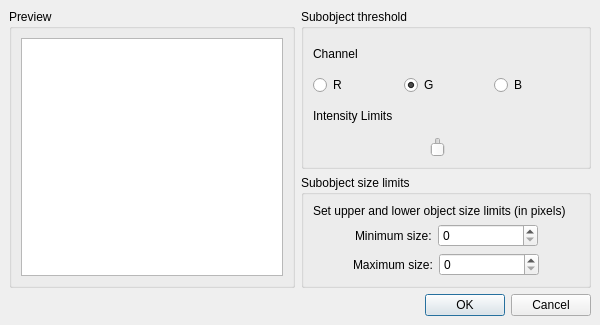
Old version of the form AnalysisPlugins/ui/size.ui in the repository erikor/Imagine.
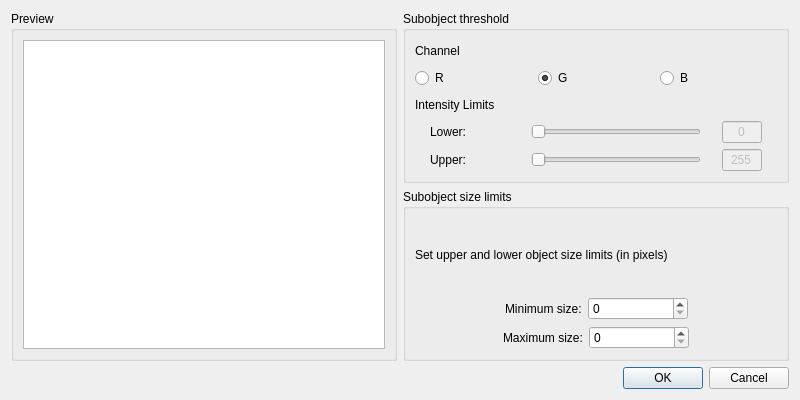
New version of the form. Custom widgets are drawn as their Qt base class.

Commit message: Removed all references to doubleslider and replaced the doublesliders with two sliders as double slider was very buggy, esp on OS X.

Patch:
```diff
--- a/AnalysisPlugins/ui/size.ui
+++ b/AnalysisPlugins/ui/size.ui
@@ -1,44 +1,32 @@
 <ui version="4.0" >
  <class>Dialog</class>
- <widget class="QDialog" name="Dialog" >
-  <property name="geometry" >
+ <widget class="QDialog" name="Dialog">
+  <property name="geometry">
    <rect>
     <x>0</x>
     <y>0</y>
-    <width>600</width>
-    <height>325</height>
+    <width>800</width>
+    <height>400</height>
    </rect>
   </property>
-  <property name="minimumSize" >
+  <property name="minimumSize">
    <size>
-    <width>600</width>
-    <height>325</height>
+    <width>800</width>
+    <height>400</height>
    </size>
   </property>
-  <property name="maximumSize" >
+  <property name="maximumSize">
    <size>
-    <width>600</width>
-    <height>325</height>
+    <width>800</width>
+    <height>600</height>
    </size>
   </property>
   <property name="windowTitle" >
    <string>Object size limits</string>
   </property>
-  <layout class="QVBoxLayout" >
-   <property name="margin" >
-    <number>9</number>
-   </property>
-   <property name="spacing" >
-    <number>6</number>
-   </property>
+  <layout class="QVBoxLayout">
    <item>
-    <layout class="QHBoxLayout" >
-     <property name="margin" >
-      <number>0</number>
-     </property>
-     <property name="spacing" >
-      <number>6</number>
-     </property>
+    <layout class="QHBoxLayout">
      <item>
       <widget class="QGroupBox" name="groupBox" >
        <property name="minimumSize" >
@@ -50,13 +38,7 @@
        <property name="title" >
         <string>Preview</string>
        </property>
-       <layout class="QVBoxLayout" >
-        <property name="margin" >
-         <number>9</number>
-        </property>
-        <property name="spacing" >
-         <number>6</number>
-        </property>
+       <layout class="QVBoxLayout">
         <item>
          <widget class="QGraphicsView" name="preview" />
         </item>
@@ -64,50 +46,32 @@
       </widget>
      </item>
      <item>
-      <layout class="QVBoxLayout" >
-       <property name="margin" >
-        <number>0</number>
-       </property>
-       <property name="spacing" >
-        <number>6</number>
-       </property>
+      <layout class="QVBoxLayout">
        <item>
         <widget class="QGroupBox" name="groupBox_2" >
          <property name="title" >
           <string>Subobject threshold</string>
          </property>
-         <layout class="QVBoxLayout" >
-          <property name="margin" >
-           <number>9</number>
-          </property>
-          <property name="spacing" >
-           <number>6</number>
-          </property>
+         <layout class="QVBoxLayout" name="verticalLayout">
           <item>
-           <widget class="QLabel" name="label_4" >
-            <property name="text" >
+           <widget class="QLabel" name="label_4">
+            <property name="text">
              <string>Channel</string>
             </property>
            </widget>
           </item>
           <item>
-           <layout class="QHBoxLayout" >
-            <property name="margin" >
-             <number>0</number>
-            </property>
-            <property name="spacing" >
-             <number>6</number>
-            </property>
+           <layout class="QHBoxLayout">
             <item>
-             <widget class="QRadioButton" name="Red" >
-              <property name="text" >
+             <widget class="QRadioButton" name="Red">
+              <property name="text">
                <string>R</string>
               </property>
              </widget>
             </item>
             <item>
-             <widget class="QRadioButton" name="Green" >
-              <property name="text" >
+             <widget class="QRadioButton" name="Green">
+              <property name="text">
                <string>G</string>
               </property>
               <property name="checked" >
@@ -116,8 +80,8 @@
              </widget>
             </item>
             <item>
-             <widget class="QRadioButton" name="Blue" >
-              <property name="text" >
+             <widget class="QRadioButton" name="Blue">
+              <property name="text">
                <string>B</string>
               </property>
              </widget>
@@ -125,36 +89,157 @@
            </layout>
           </item>
           <item>
-           <widget class="QLabel" name="label_5" >
-            <property name="text" >
+           <widget class="QLabel" name="label_5">
+            <property name="text">
              <string>Intensity Limits</string>
             </property>
            </widget>
           </item>
           <item>
-           <widget class="DoubleSlider" name="thresholdSlider" >
-            <property name="minimumSize" >
-             <size>
-              <width>250</width>
-              <height>20</height>
-             </size>
-            </property>
-            <property name="maximumSize" >
-             <size>
-              <width>250</width>
-              <height>20</height>
-             </size>
-            </property>
-            <property name="toolTip" >
-             <string>Double Slider</string>
-            </property>
-            <property name="whatsThis" >
-             <string>Allows setting min and max values on 1 slider</string>
-            </property>
-            <property name="orientation" >
-             <enum>Qt::Vertical</enum>
-            </property>
-           </widget>
+           <layout class="QHBoxLayout" name="horizontalLayout">
+            <item>
+             <widget class="QLabel" name="label_7">
+              <property name="sizePolicy">
+               <sizepolicy hsizetype="Fixed" vsizetype="Preferred">
+                <horstretch>0</horstretch>
+                <verstretch>0</verstretch>
+               </sizepolicy>
+              </property>
+              <property name="minimumSize">
+               <size>
+                <width>45</width>
+                <height>0</height>
+               </size>
+              </property>
+              <property name="maximumSize">
+               <size>
+                <width>80</width>
+                <height>16777215</height>
+               </size>
+              </property>
+              <property name="text">
+               <string>Lower:</string>
+              </property>
+             </widget>
+            </item>
+            <item>
+             <widget class="QSlider" name="thresholdLower">
+              <property name="sizePolicy">
+               <sizepolicy hsizetype="Fixed" vsizetype="Fixed">
+                <horstretch>0</horstretch>
+                <verstretch>0</verstretch>
+               </sizepolicy>
+              </property>
+              <property name="minimumSize">
+               <size>
+                <width>170</width>
+                <height>0</height>
+               </size>
+              </property>
+              <property name="orientation">
+               <enum>Qt::Horizontal</enum>
+              </property>
+             </widget>
+            </item>
+            <item>
+             <widget class="QLineEdit" name="thresholdLowerLabel">
+              <property name="enabled">
+               <bool>false</bool>
+              </property>
+              <property name="sizePolicy">
+               <sizepolicy hsizetype="Fixed" vsizetype="Fixed">
+                <horstretch>0</horstretch>
+                <verstretch>0</verstretch>
+               </sizepolicy>
+              </property>
+              <property name="maximumSize">
+               <size>
+                <width>40</width>
+                <height>16777215</height>
+               </size>
+              </property>
+              <property name="text">
+               <string>0</string>
+              </property>
+              <property name="alignment">
+               <set>Qt::AlignCenter</set>
+              </property>
+             </widget>
+            </item>
+           </layout>
+          </item>
+          <item>
+           <layout class="QHBoxLayout" name="horizontalLayout_2">
+            <item>
+             <widget class="QLabel" name="label_6">
+              <property name="sizePolicy">
+               <sizepolicy hsizetype="Fixed" vsizetype="Preferred">
+                <horstretch>0</horstretch>
+                <verstretch>0</verstretch>
+               </sizepolicy>
+              </property>
+              <property name="minimumSize">
+               <size>
+                <width>45</width>
+                <height>0</height>
+               </size>
+              </property>
+              <property name="maximumSize">
+               <size>
+                <width>80</width>
+                <height>16777215</height>
+               </size>
+              </property>
+              <property name="text">
+               <string>Upper:</string>
+              </property>
+             </widget>
+            </item>
+            <item>
+             <widget class="QSlider" name="thresholdUpper">
+              <property name="sizePolicy">
+               <sizepolicy hsizetype="Fixed" vsizetype="Fixed">
+                <horstretch>0</horstretch>
+                <verstretch>0</verstretch>
+               </sizepolicy>
+              </property>
+              <property name="minimumSize">
+               <size>
+                <width>170</width>
+                <height>0</height>
+               </size>
+              </property>
+              <property name="orientation">
+               <enum>Qt::Horizontal</enum>
+              </property>
+             </widget>
+            </item>
+            <item>
+             <widget class="QLineEdit" name="thresholdUpperLabel">
+              <property name="enabled">
+               <bool>false</bool>
+              </property>
+              <property name="sizePolicy">
+               <sizepolicy hsizetype="Fixed" vsizetype="Fixed">
+                <horstretch>0</horstretch>
+                <verstretch>0</verstretch>
+               </sizepolicy>
+              </property>
+              <property name="maximumSize">
+               <size>
+                <width>40</width>
+                <height>16777215</height>
+               </size>
+              </property>
+              <property name="text">
+               <string>255</string>
+              </property>
+              <property name="alignment">
+               <set>Qt::AlignCenter</set>
+              </property>
+             </widget>
+            </item>
+           </layout>
           </item>
          </layout>
         </widget>
@@ -164,28 +249,16 @@
          <property name="title" >
           <string>Subobject size limits</string>
          </property>
-         <layout class="QVBoxLayout" >
-          <property name="margin" >
-           <number>9</number>
-          </property>
-          <property name="spacing" >
-           <number>6</number>
-          </property>
+         <layout class="QVBoxLayout">
           <item>
-           <widget class="QLabel" name="label" >
-            <property name="text" >
+           <widget class="QLabel" name="label">
+            <property name="text">
              <string>Set upper and lower object size limits (in pixels)</string>
             </property>
            </widget>
           </item>
           <item>
-           <layout class="QHBoxLayout" >
-            <property name="margin" >
-             <number>0</number>
-            </property>
-            <property name="spacing" >
-             <number>6</number>
-            </property>
+           <layout class="QHBoxLayout">
             <item>
              <spacer>
               <property name="orientation" >
@@ -200,15 +273,15 @@
              </spacer>
             </item>
             <item>
-             <widget class="QLabel" name="label_2" >
-              <property name="text" >
+             <widget class="QLabel" name="label_2">
+              <property name="text">
                <string>Minimum size:</string>
               </property>
              </widget>
             </item>
             <item>
-             <widget class="QSpinBox" name="minSize" >
-              <property name="minimumSize" >
+             <widget class="QSpinBox" name="minSize">
+              <property name="minimumSize">
                <size>
                 <width>100</width>
                 <height>0</height>
@@ -241,13 +314,7 @@
            </layout>
           </item>
           <item>
-           <layout class="QHBoxLayout" >
-            <property name="margin" >
-             <number>0</number>
-            </property>
-            <property name="spacing" >
-             <number>6</number>
-            </property>
+           <layout class="QHBoxLayout">
             <item>
              <spacer>
               <property name="orientation" >
@@ -262,15 +329,15 @@
              </spacer>
             </item>
             <item>
-             <widget class="QLabel" name="label_3" >
-              <property name="text" >
+             <widget class="QLabel" name="label_3">
+              <property name="text">
                <string>Maximum size:</string>
               </property>
              </widget>
             </item>
             <item>
-             <widget class="QSpinBox" name="maxSize" >
-              <property name="minimumSize" >
+             <widget class="QSpinBox" name="maxSize">
+              <property name="minimumSize">
                <size>
                 <width>100</width>
                 <height>0</height>
@@ -314,20 +381,13 @@
      <property name="orientation" >
       <enum>Qt::Horizontal</enum>
      </property>
-     <property name="standardButtons" >
-      <set>QDialogButtonBox::Cancel|QDialogButtonBox::NoButton|QDialogButtonBox::Ok</set>
+     <property name="standardButtons">
+      <set>QDialogButtonBox::Cancel|QDialogButtonBox::Ok</set>
      </property>
     </widget>
    </item>
   </layout>
  </widget>
- <customwidgets>
-  <customwidget>
-   <class>DoubleSlider</class>
-   <extends>QSlider</extends>
-   <header>doubleslider.h</header>
-  </customwidget>
- </customwidgets>
  <resources/>
  <connections>
   <connection>
```
Left out of the diff: 59 changed lines with no effect on the pictures. The commit also changes 13 other files.
